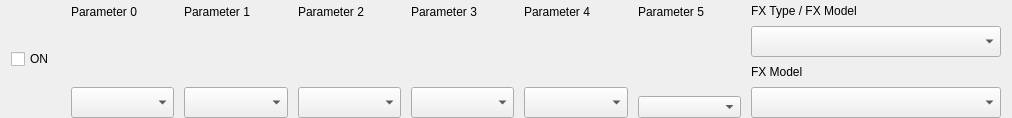
Qt form ui/pedal.ui (StarAurryon/lpedit) before a commit.
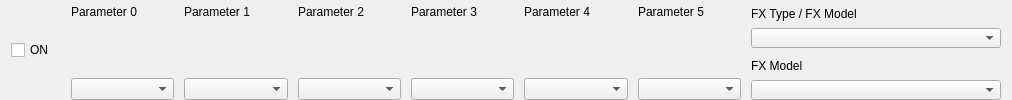
The same form after that commit.

Diff of the .ui file:
```diff
--- a/ui/pedal.ui
+++ b/ui/pedal.ui
@@ -7,19 +7,19 @@
     <x>0</x>
     <y>0</y>
     <width>1012</width>
-    <height>118</height>
+    <height>100</height>
    </rect>
   </property>
   <property name="minimumSize">
    <size>
     <width>0</width>
-    <height>118</height>
+    <height>100</height>
    </size>
   </property>
   <property name="maximumSize">
    <size>
     <width>16777215</width>
-    <height>118</height>
+    <height>16777215</height>
    </size>
   </property>
   <property name="windowTitle">
@@ -74,6 +74,12 @@
       </property>
       <item>
        <widget class="QLabel" name="param0Lbl">
+        <property name="minimumSize">
+         <size>
+          <width>0</width>
+          <height>24</height>
+         </size>
+        </property>
         <property name="maximumSize">
          <size>
           <width>16777215</width>
@@ -139,13 +145,13 @@
         <property name="minimumSize">
          <size>
           <width>0</width>
-          <height>31</height>
+          <height>0</height>
          </size>
         </property>
         <property name="maximumSize">
          <size>
           <width>16777215</width>
-          <height>31</height>
+          <height>16777215</height>
          </size>
         </property>
        </widget>
@@ -173,6 +179,12 @@
       </property>
       <item>
        <widget class="QLabel" name="param1Lbl">
+        <property name="minimumSize">
+         <size>
+          <width>0</width>
+          <height>24</height>
+         </size>
+        </property>
         <property name="maximumSize">
          <size>
           <width>16777215</width>
@@ -238,13 +250,13 @@
         <property name="minimumSize">
          <size>
           <width>0</width>
-          <height>31</height>
+          <height>0</height>
          </size>
         </property>
         <property name="maximumSize">
          <size>
           <width>16777215</width>
-          <height>31</height>
+          <height>16777215</height>
          </size>
         </property>
        </widget>
@@ -269,6 +281,12 @@
       </property>
       <item>
        <widget class="QLabel" name="param2Lbl">
+        <property name="minimumSize">
+         <size>
+          <width>0</width>
+          <height>24</height>
+         </size>
+        </property>
         <property name="maximumSize">
          <size>
           <width>16777215</width>
@@ -334,13 +352,13 @@
         <property name="minimumSize">
          <size>
           <width>0</width>
-          <height>31</height>
+          <height>0</height>
          </size>
         </property>
         <property name="maximumSize">
          <size>
           <width>16777215</width>
-          <height>31</height>
+          <height>16777215</height>
          </size>
         </property>
        </widget>
@@ -365,6 +383,12 @@
       </property>
       <item>
        <widget class="QLabel" name="param3Lbl">
+        <property name="minimumSize">
+         <size>
+          <width>0</width>
+          <height>24</height>
+         </size>
+        </property>
         <property name="maximumSize">
          <size>
           <width>16777215</width>
@@ -430,13 +454,13 @@
         <property name="minimumSize">
          <size>
           <width>0</width>
-          <height>31</height>
+          <height>0</height>
          </size>
         </property>
         <property name="maximumSize">
          <size>
           <width>16777215</width>
-          <height>31</height>
+          <height>16777215</height>
          </size>
         </property>
        </widget>
@@ -461,6 +485,12 @@
       </property>
       <item>
        <widget class="QLabel" name="param4Lbl">
+        <property name="minimumSize">
+         <size>
+          <width>0</width>
+          <height>24</height>
+         </size>
+        </property>
         <property name="maximumSize">
          <size>
           <width>16777215</width>
@@ -526,13 +556,13 @@
         <property name="minimumSize">
          <size>
           <width>0</width>
-          <height>31</height>
+          <height>0</height>
          </size>
         </property>
         <property name="maximumSize">
          <size>
           <width>16777215</width>
-          <height>31</height>
+          <height>16777215</height>
          </size>
         </property>
        </widget>
@@ -637,6 +667,12 @@
       </property>
       <item>
        <widget class="QLabel" name="fxTypeLbl">
+        <property name="minimumSize">
+         <size>
+          <width>0</width>
+          <height>24</height>
+         </size>
+        </property>
         <property name="maximumSize">
          <size>
           <width>16777215</width>
@@ -653,19 +689,25 @@
         <property name="minimumSize">
          <size>
           <width>0</width>
-          <height>31</height>
+          <height>0</height>
          </size>
         </property>
         <property name="maximumSize">
          <size>
           <width>16777215</width>
-          <height>31</height>
+          <height>16777215</height>
          </size>
         </property>
        </widget>
       </item>
       <item>
        <widget class="QLabel" name="fxModelLbl">
+        <property name="minimumSize">
+         <size>
+          <width>0</width>
+          <height>24</height>
+         </size>
+        </property>
         <property name="maximumSize">
          <size>
           <width>16777215</width>
@@ -682,13 +724,13 @@
         <property name="minimumSize">
          <size>
           <width>0</width>
-          <height>31</height>
+          <height>0</height>
          </size>
         </property>
         <property name="maximumSize">
          <size>
           <width>16777215</width>
-          <height>31</height>
+          <height>16777215</height>
          </size>
         </property>
        </widget>
```
